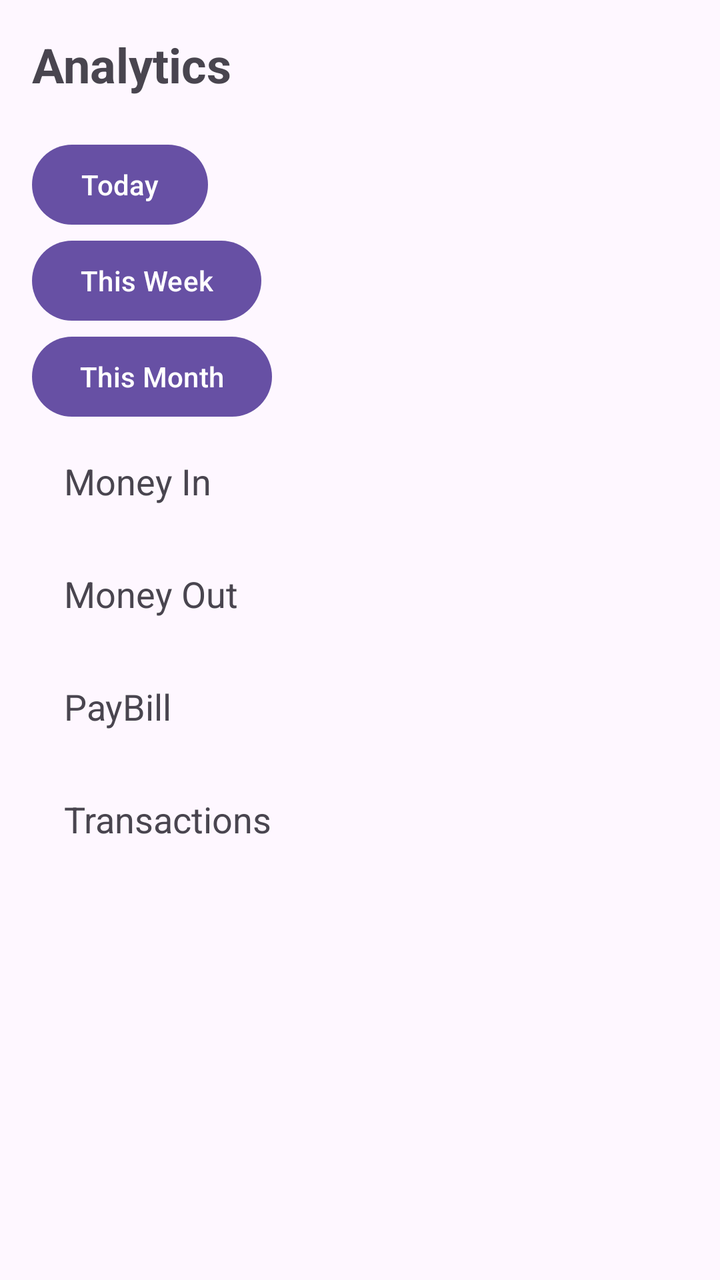
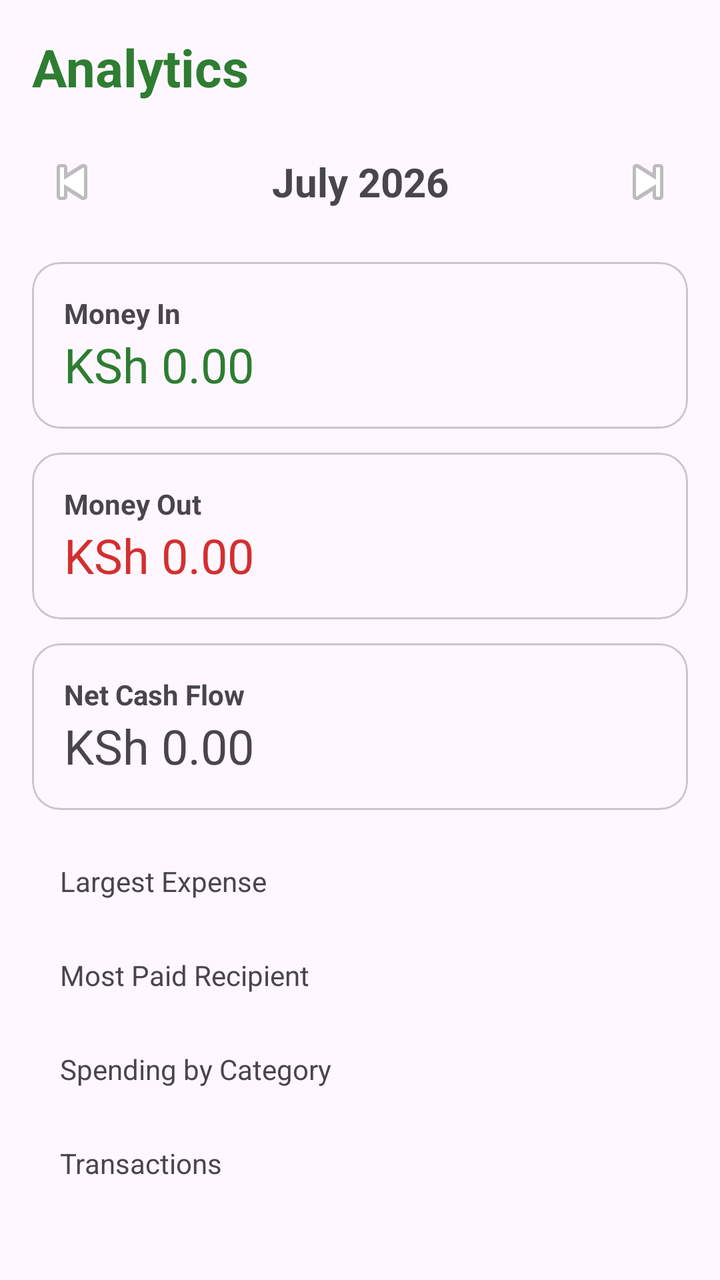

Screens rendered from an Android XML layout before and after an edit, with the pre-edit source and the edit as a unified diff.
<!-- AndroidManifest.xml: application theme Theme.Cash_lens -->
<!-- res/layout/activity_analytics.xml -->
<?xml version="1.0" encoding="utf-8"?>
<LinearLayout xmlns:android="http://schemas.android.com/apk/res/android"
    android:layout_width="match_parent"
    android:layout_height="match_parent"
    android:orientation="vertical"
    android:padding="16dp">


    <TextView
        android:layout_width="match_parent"
        android:layout_height="wrap_content"
        android:text="Analytics"
        android:textSize="24sp"
        android:textStyle="bold"
        android:paddingBottom="20dp"/>

    <Button
        android:id="@+id/btnToday"
        android:layout_width="wrap_content"
        android:layout_height="wrap_content"
        android:text="Today"/>

    <Button
        android:id="@+id/btnWeek"
        android:layout_width="wrap_content"
        android:layout_height="wrap_content"
        android:text="This Week"/>

    <Button
        android:id="@+id/btnMonth"
        android:layout_width="wrap_content"
        android:layout_height="wrap_content"
        android:text="This Month"/>


    <TextView
        android:id="@+id/txtTotalReceived"
        android:layout_width="match_parent"
        android:layout_height="wrap_content"
        android:text="Money In"
        android:textSize="18sp"
        android:padding="16dp"/>


    <TextView
        android:id="@+id/txtTotalSent"
        android:layout_width="match_parent"
        android:layout_height="wrap_content"
        android:text="Money Out"
        android:textSize="18sp"
        android:padding="16dp"/>


    <TextView
        android:id="@+id/txtTotalPayBill"
        android:layout_width="match_parent"
        android:layout_height="wrap_content"
        android:text="PayBill"
        android:textSize="18sp"
        android:padding="16dp"/>


    <TextView
        android:id="@+id/txtTransactionCount"
        android:layout_width="match_parent"
        android:layout_height="wrap_content"
        android:text="Transactions"
        android:textSize="18sp"
        android:padding="16dp"/>




</LinearLayout>
<!-- resources referenced by this layout -->
<resources>
  <style name="Theme.Cash_lens" parent="Base.Theme.Cash_lens" />
  <style name="Base.Theme.Cash_lens" parent="Theme.Material3.DayNight.NoActionBar">
          
          
      </style>
</resources>

<!-- the commit's change to res/layout/activity_analytics.xml (unified diff, before → after) -->
@@ -1,74 +1,185 @@
 <?xml version="1.0" encoding="utf-8"?>
-<LinearLayout xmlns:android="http://schemas.android.com/apk/res/android"
+<ScrollView xmlns:android="http://schemas.android.com/apk/res/android"
+    xmlns:app="http://schemas.android.com/apk/res-auto"
     android:layout_width="match_parent"
-    android:layout_height="match_parent"
-    android:orientation="vertical"
-    android:padding="16dp">
+    android:layout_height="match_parent">
 
-
-    <TextView
+    <LinearLayout
         android:layout_width="match_parent"
         android:layout_height="wrap_content"
-        android:text="Analytics"
-        android:textSize="24sp"
-        android:textStyle="bold"
-        android:paddingBottom="20dp"/>
+        android:orientation="vertical"
+        android:padding="16dp">
 
-    <Button
-        android:id="@+id/btnToday"
-        android:layout_width="wrap_content"
-        android:layout_height="wrap_content"
-        android:text="Today"/>
+        
+        <TextView
+            android:layout_width="wrap_content"
+            android:layout_height="wrap_content"
+            android:text="Analytics"
+            android:textStyle="bold"
+            android:textSize="26sp"
+            android:textColor="#2E7D32"
+            android:layout_marginBottom="20dp"/>
 
-    <Button
-        android:id="@+id/btnWeek"
-        android:layout_width="wrap_content"
-        android:layout_height="wrap_content"
-        android:text="This Week"/>
+        
 
-    <Button
-        android:id="@+id/btnMonth"
-        android:layout_width="wrap_content"
-        android:layout_height="wrap_content"
-        android:text="This Month"/>
+        <LinearLayout
+            android:layout_width="match_parent"
+            android:layout_height="wrap_content"
+            android:gravity="center_vertical"
+            android:orientation="horizontal"
+            android:layout_marginBottom="20dp">
 
+            <ImageButton
+                android:id="@+id/btnPreviousMonth"
+                android:layout_width="40dp"
+                android:layout_height="40dp"
+                android:background="?attr/selectableItemBackgroundBorderless"
+                android:src="@android:drawable/ic_media_previous"/>
 
-    <TextView
-        android:id="@+id/txtTotalReceived"
-        android:layout_width="match_parent"
-        android:layout_height="wrap_content"
-        android:text="Money In"
-        android:textSize="18sp"
-        android:padding="16dp"/>
+            <TextView
+                android:id="@+id/txtSelectedMonth"
+                android:layout_width="0dp"
+                android:layout_height="wrap_content"
+                android:layout_weight="1"
+                android:gravity="center"
+                android:text="July 2026"
+                android:textStyle="bold"
+                android:textSize="20sp"/>
 
+            <ImageButton
+                android:id="@+id/btnNextMonth"
+                android:layout_width="40dp"
+                android:layout_height="40dp"
+                android:background="?attr/selectableItemBackgroundBorderless"
+                android:src="@android:drawable/ic_media_next"/>
 
-    <TextView
-        android:id="@+id/txtTotalSent"
-        android:layout_width="match_parent"
-        android:layout_height="wrap_content"
-        android:text="Money Out"
-        android:textSize="18sp"
-        android:padding="16dp"/>
+        </LinearLayout>
 
+        
 
-    <TextView
-        android:id="@+id/txtTotalPayBill"
-        android:layout_width="match_parent"
-        android:layout_height="wrap_content"
-        android:text="PayBill"
-        android:textSize="18sp"
-        android:padding="16dp"/>
+        <com.google.android.material.card.MaterialCardView
+            android:layout_width="match_parent"
+            android:layout_height="wrap_content"
+            android:layout_marginBottom="12dp"
+            app:cardCornerRadius="14dp">
 
+            <LinearLayout
+                android:layout_width="match_parent"
+                android:layout_height="wrap_content"
+                android:orientation="vertical"
+                android:padding="16dp">
 
-    <TextView
-        android:id="@+id/txtTransactionCount"
-        android:layout_width="match_parent"
-        android:layout_height="wrap_content"
-        android:text="Transactions"
-        android:textSize="18sp"
-        android:padding="16dp"/>
+                <TextView
+                    android:layout_width="wrap_content"
+                    android:layout_height="wrap_content"
+                    android:text="Money In"
+                    android:textStyle="bold"/>
 
+                <TextView
+                    android:id="@+id/txtMoneyIn"
+                    android:layout_width="wrap_content"
+                    android:layout_height="wrap_content"
+                    android:text="KSh 0.00"
+                    android:textSize="24sp"
+                    android:textColor="#2E7D32"/>
 
+            </LinearLayout>
 
+        </com.google.android.material.card.MaterialCardView>
 
-</LinearLayout>
+        
+
+        <com.google.android.material.card.MaterialCardView
+            android:layout_width="match_parent"
+            android:layout_height="wrap_content"
+            android:layout_marginBottom="12dp"
+            app:cardCornerRadius="14dp">
+
+            <LinearLayout
+                android:layout_width="match_parent"
+                android:layout_height="wrap_content"
+                android:orientation="vertical"
+                android:padding="16dp">
+
+                <TextView
+                    android:layout_width="wrap_content"
+                    android:layout_height="wrap_content"
+                    android:text="Money Out"
+                    android:textStyle="bold"/>
+
+                <TextView
+                    android:id="@+id/txtMoneyOut"
+                    android:layout_width="wrap_content"
+                    android:layout_height="wrap_content"
+                    android:text="KSh 0.00"
+                    android:textSize="24sp"
+                    android:textColor="#D32F2F"/>
+
+            </LinearLayout>
+
+        </com.google.android.material.card.MaterialCardView>
+
+        
+
+        <com.google.android.material.card.MaterialCardView
+            android:layout_width="match_parent"
+            android:layout_height="wrap_content"
+            android:layout_marginBottom="12dp"
+            app:cardCornerRadius="14dp">
+
+            <LinearLayout
+                android:layout_width="match_parent"
+                android:layout_height="wrap_content"
+                android:orientation="vertical"
+                android:padding="16dp">
+
+                <TextView
+                    android:layout_width="wrap_content"
+                    android:layout_height="wrap_content"
+                    android:text="Net Cash Flow"
+                    android:textStyle="bold"/>
+
+                <TextView
+                    android:id="@+id/txtNetCashFlow"
+                    android:layout_width="wrap_content"
+                    android:layout_height="wrap_content"
+                    android:text="KSh 0.00"
+                    android:textSize="24sp"/>
+
+            </LinearLayout>
+
+        </com.google.android.material.card.MaterialCardView>
+
+        
+
+        <TextView
+            android:id="@+id/txtLargestExpense"
+            android:layout_width="match_parent"
+            android:layout_height="wrap_content"
+            android:text="Largest Expense"
+            android:padding="14dp"/>
+
+        <TextView
+            android:id="@+id/txtMostPaidRecipient"
+            android:layout_width="match_parent"
+            android:layout_height="wrap_content"
+            android:text="Most Paid Recipient"
+            android:padding="14dp"/>
+
+        <TextView
+            android:id="@+id/txtCategory"
+            android:layout_width="match_parent"
+            android:layout_height="wrap_content"
+            android:text="Spending by Category"
+            android:padding="14dp"/>
+
+        <TextView
+            android:id="@+id/txtTransactionCount"
+            android:layout_width="match_parent"
+            android:layout_height="wrap_content"
+            android:text="Transactions"
+            android:padding="14dp"/>
+
+    </LinearLayout>
+
+</ScrollView>
